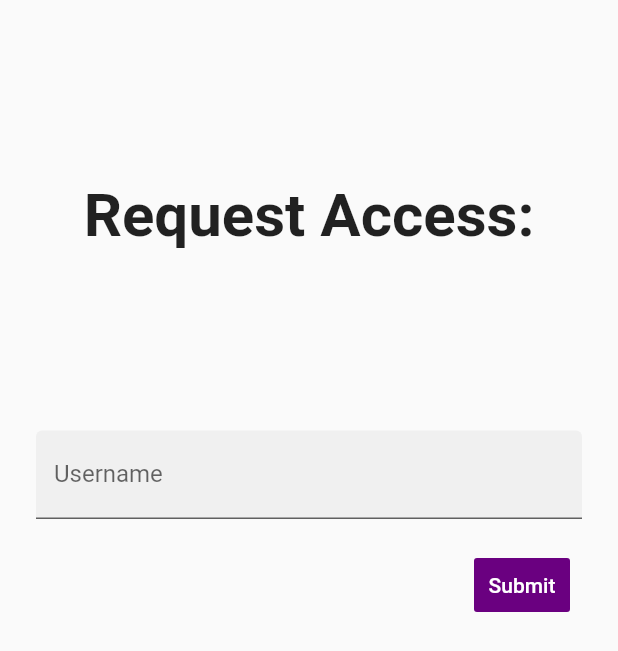
After one commit to MartaL0b0/CS2013_3013, a Flutter app: the RequestAccess screen opened directly, on a phone screen of 412 x 824 dp. The commit adds this screen. Shown: the top 651 px of the screen. Run offline on Flutter 3.47's test engine with Material 2 defaults, Android fonts, the light colour scheme and no system bars; our stand-ins replace datetime_picker_formfield, local_auth, page_indicator, shared_preferences; missing offline and left inert: corsac_jwt; accounts and stored records are empty.

Commit message:
rebase #2

```diff
--- a/brief_threat/lib/Controllers/SnackBarController.dart
+++ b/brief_threat/lib/Controllers/SnackBarController.dart
@@ -1,3 +1,5 @@
+// used to control the snack bar, needs a scaffold key & a message to display on the scaffold
+
 import 'package:flutter/material.dart';
 class SnackBarController {
   static void showSnackBarErrorMessage (GlobalKey<ScaffoldState> _scaffoldKey, String message) {
--- a/brief_threat/lib/Models/AccessToken.dart
+++ b/brief_threat/lib/Models/AccessToken.dart
@@ -1,8 +1,10 @@
+// model class for an access token
 class AccessToken {
   final String accessToken;
 
   AccessToken({this.accessToken});
 
+  // get an access token class instance from json
   factory AccessToken.fromJson(Map<String, dynamic> json) {
     return AccessToken(
       accessToken: json['access_token'],
--- a/brief_threat/lib/Models/RefreshToken.dart
+++ b/brief_threat/lib/Models/RefreshToken.dart
@@ -1,12 +1,14 @@
+// model class for a refresh token
 import 'package:brief_threat/Models/AccessToken.dart';
 
 class RefreshToken {
-  // backend also generates access token when generating refresh token
+  // we only get a refresh token when logging in, the backend also generates access token when generating refresh token
   final String refreshToken;
   final AccessToken accessToken;
 
   RefreshToken({this.refreshToken, this.accessToken});
 
+  // get a refresh token instance from json
   factory RefreshToken.fromJson(Map<String, dynamic> json) {
     AccessToken access =AccessToken.fromJson(json);
     return RefreshToken(
--- a/brief_threat/lib/Models/request.dart
+++ b/brief_threat/lib/Models/request.dart
@@ -1,3 +1,4 @@
+// request model class
 class Request {
   String amount;
   String course;
@@ -16,11 +17,13 @@ class Request {
     this.id = id;
     this.receipt =receipt;
     this.paymentMethod =paymentMethod;
+    // backend sends date as seconds since epoch, dart only handles milliseconds or microseconds, so we multiply by 1000 to make seconds into milliseconds
     this.resolvedAt = resolvedAt == null ? null : new DateTime.fromMillisecondsSinceEpoch(resolvedAt * 1000);
     this.submitter =submitter;
     this.submittedTime = new DateTime.fromMillisecondsSinceEpoch(submittedTime * 1000);
   }
 
+  // get a request instance from json data
   factory Request.fromJson(Map<String, dynamic> parsedJson){
     return Request(parsedJson['amount'], parsedJson['course'], parsedJson['customer_name'], parsedJson['id'], parsedJson['payment_method'], parsedJson['resolved_at'], parsedJson['receipt'], parsedJson['submitter'], parsedJson['time']);
   }
--- /dev/null
+++ b/brief_threat/lib/RequestAccess.dart
@@ -0,0 +1,60 @@
+import 'package:flutter/material.dart';
+import 'Theme/colors.dart' as colors;
+
+class RequestAccess extends StatefulWidget {
+  @override
+  State createState() => _RequestAccess();
+}
+
+class _RequestAccess extends State <RequestAccess> {
+// text input controllers & variables
+  final TextEditingController _userNameController = new TextEditingController();
+  String _user = "";
+  static final GlobalKey<ScaffoldState> _second = new GlobalKey<ScaffoldState>();
+
+  @override
+  Widget build(BuildContext context) {
+    return Scaffold(
+      key: _second,
+        body: SafeArea(
+            child: ListView(
+              padding: EdgeInsets.symmetric(horizontal: 24.0),
+              children: <Widget>[
+                SizedBox(height: 80.0),
+                Column(
+                  children: <Widget>[
+                    SizedBox(height: 40.0),
+                    Text('Request Access:',
+                      textAlign: TextAlign.center,
+                      style: TextStyle(fontWeight: FontWeight.bold, fontSize: 40),
+                    ),
+                  ],
+                ),
+                SizedBox(height: 120.0),
+                TextField(
+                  cursorColor: Colors.white,
+                  decoration: InputDecoration(
+                    labelText: "Username",
+                    filled: true,
+                  ),
+                  controller: _userNameController,
+                ),
+                SizedBox(height: 12.0), //spacer
+                ButtonBar(
+                  children: <Widget>[
+                    FlatButton(
+                      color: colors.buttonColor,
+                      child: Text('Submit', style : TextStyle(color: Colors.white)),
+                      onPressed: () async {
+                        _user =_userNameController.text;
+                        print("sent request to access : $_user");
+                      },
+                    )
+                  ],
+                )
+              ],
+            )
+        )
+    );
+  }
+}
--- a/brief_threat/pubspec.yaml
+++ b/brief_threat/pubspec.yaml
@@ -30,6 +30,9 @@ dependencies:
 dev_dependencies:
   flutter_test:
     sdk: flutter
+  flutter_driver:
+    sdk: flutter
+  test: any
 
 
 # For information on the generic Dart part of this file, see the
```
Also changed, not shown: brief_threat/lib/Processors/HttpRequestsProcessor.dart (+13 -9 lines), brief_threat/lib/Processors/InputProcessor.dart (+14 -7 lines), brief_threat/lib/Processors/TokenProcessor.dart (+5 -2 lines), brief_threat/lib/Screens/ForgotPasswordScreen.dart (+6 -2 lines), brief_threat/lib/Screens/FormScreen.dart (+57 -34 lines), brief_threat/lib/Screens/LoginScreen.dart (+11 -6 lines), brief_threat/lib/Screens/RegisterScreen.dart (+11 -0 lines), brief_threat/test_driver/app.dart (added, +7 -0 lines), brief_threat/test_driver/app_test.dart (added, +34 -0 lines), 2 other files.
